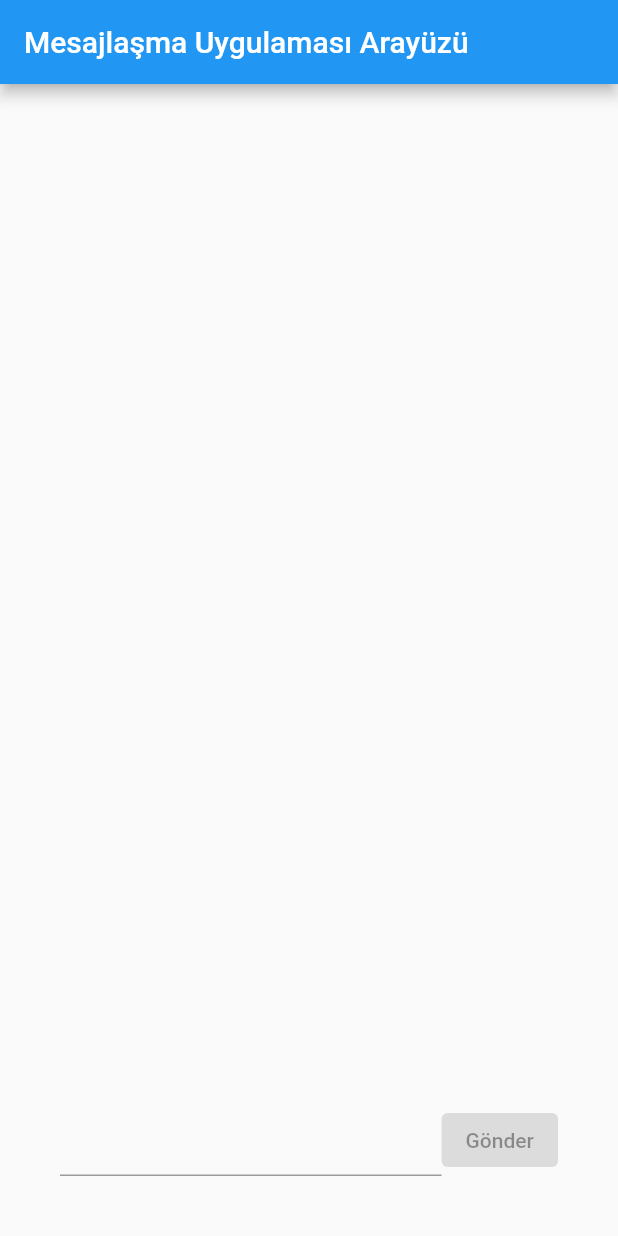
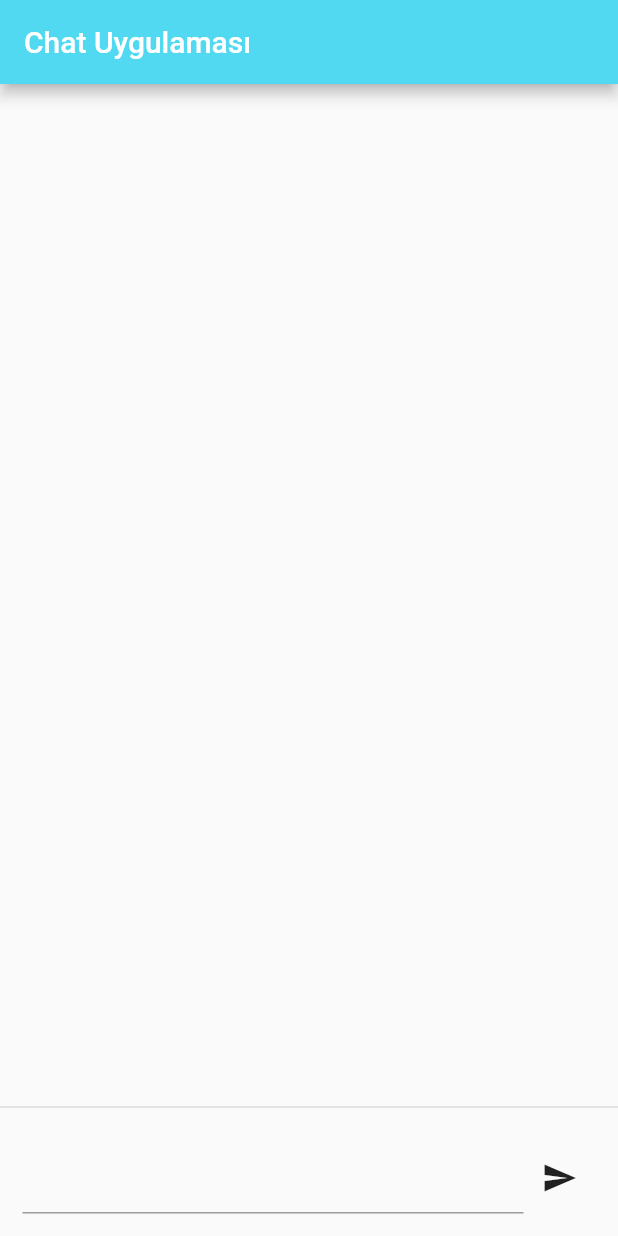
Before and after one commit to mfatihdmr/mesajlasmaarayuzu, a Flutter app: the screen it shows after launch, on a phone screen of 412 x 824 dp. Run offline on Flutter 3.47's test engine with Material 2 defaults, Android fonts, the phone set to English and light mode, and no system bars.

Commit message:
Update main.dart

```diff
--- a/lib/main.dart
+++ b/lib/main.dart
@@ -5,21 +5,20 @@ void main() => runApp(MyApp());
 class MyApp extends StatelessWidget {
   @override
   Widget build(BuildContext context) {
-    return const MaterialApp(
-      title: "Temel Mesajlaşma Uygulaması",
+    return MaterialApp(
+      title: "Mesajlaşma Uygulaması Arayüzü",
       home: Iskele(),
     );
   }
 }
 
 class Iskele extends StatelessWidget {
-  const Iskele({super.key});
-
   @override
   Widget build(BuildContext context) {
     return Scaffold(
       appBar: AppBar(
-        title: Text("Mesajlaşma Uygulaması Arayüzü"),
+        title: Text("Chat Uygulaması"),
+        backgroundColor: Color.fromARGB(255, 81, 217, 241),
       ),
       body: AnaEkran(),
     );
@@ -33,41 +32,76 @@ class AnaEkran extends StatefulWidget {
 
 class _AnaEkranState extends State<AnaEkran> {
   TextEditingController t1 = TextEditingController();
+  List<MesajBalonu> mesajListesi = [];
 
-  List mesajListesi = [];
-
-  mesajlariEkle(String metin) {
+  listeyeEkle(String gelenMesaj) {
     setState(() {
-      mesajListesi.insert(0, metin);
+      MesajBalonu mesajNesnesi = MesajBalonu(mesaj: gelenMesaj);
+      mesajListesi.insert(0, mesajNesnesi);
       t1.clear();
     });
+  }
+
+  Widget metinGirisAlani() {
+    return Container(
+      margin: EdgeInsets.all(15),
+      child: Row(
+        children: [
+          Flexible(
+            child: TextField(
+              controller: t1,
+            ),
+          ),
+          IconButton(
+              onPressed: () {
+                listeyeEkle(t1.text);
+              },
+              icon: Icon(
+                Icons.send,
+              ))
+        ],
+      ),
+    );
   }
 
   @override
   Widget build(BuildContext context) {
     return Container(
-      margin: EdgeInsets.all(40),
-      child: Column(
+      child: Column(children: [
+        Flexible(
+          child: ListView.builder(
+              itemCount: mesajListesi.length,
+              itemBuilder: (_, indeksNumarasi) => mesajListesi[indeksNumarasi]),
+        ),
+        Divider(
+          thickness: 1,
+        ),
+        metinGirisAlani(),
+      ]),
+    );
+  }
+}
+
+String isim = "Kullanıcı";
+
+class MesajBalonu extends StatelessWidget {
+  String mesaj;
+
+  MesajBalonu({required this.mesaj});
+
+  @override
+  Widget build(BuildContext context) {
+    return Container(
+      margin: EdgeInsets.symmetric(horizontal: 10),
+      child: Row(
         children: [
-          Flexible(
-              child: ListView.builder(
-            reverse: true,
-            itemCount: mesajListesi.length,
-            itemBuilder: (context, indeksNumarasi) =>
-                Text(mesajListesi[indeksNumarasi]),
-          )),
-          Row(
+          CircleAvatar(
+            child: Text(isim[0]),
+          ),
+          Column(
             children: [
-              Flexible(
-                child: TextField(
-                  onSubmitted: mesajlariEkle,
-                  controller: t1,
-                ),
-              ),
-              ElevatedButton(
-                onPressed: mesajlariEkle(t1.text),
-                child: Text("Gönder"),
-              ),
+              Text(isim),
+              Text(mesaj),
             ],
           )
         ],
```
